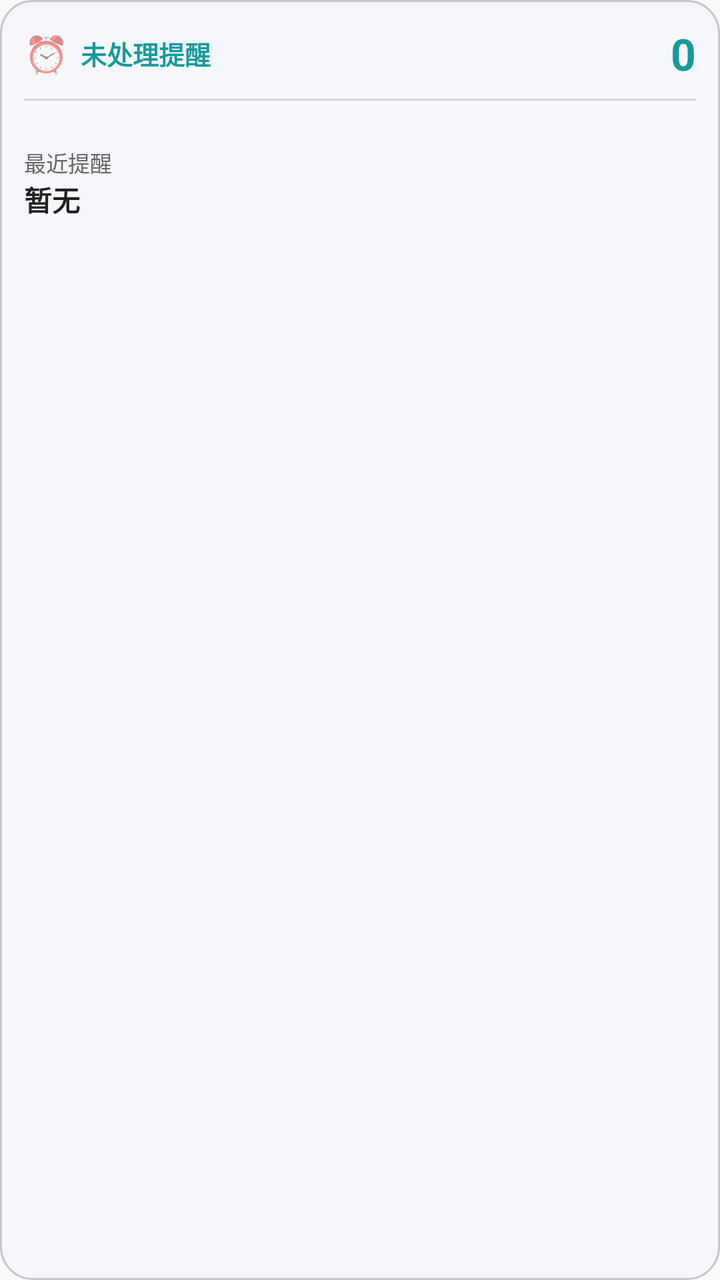
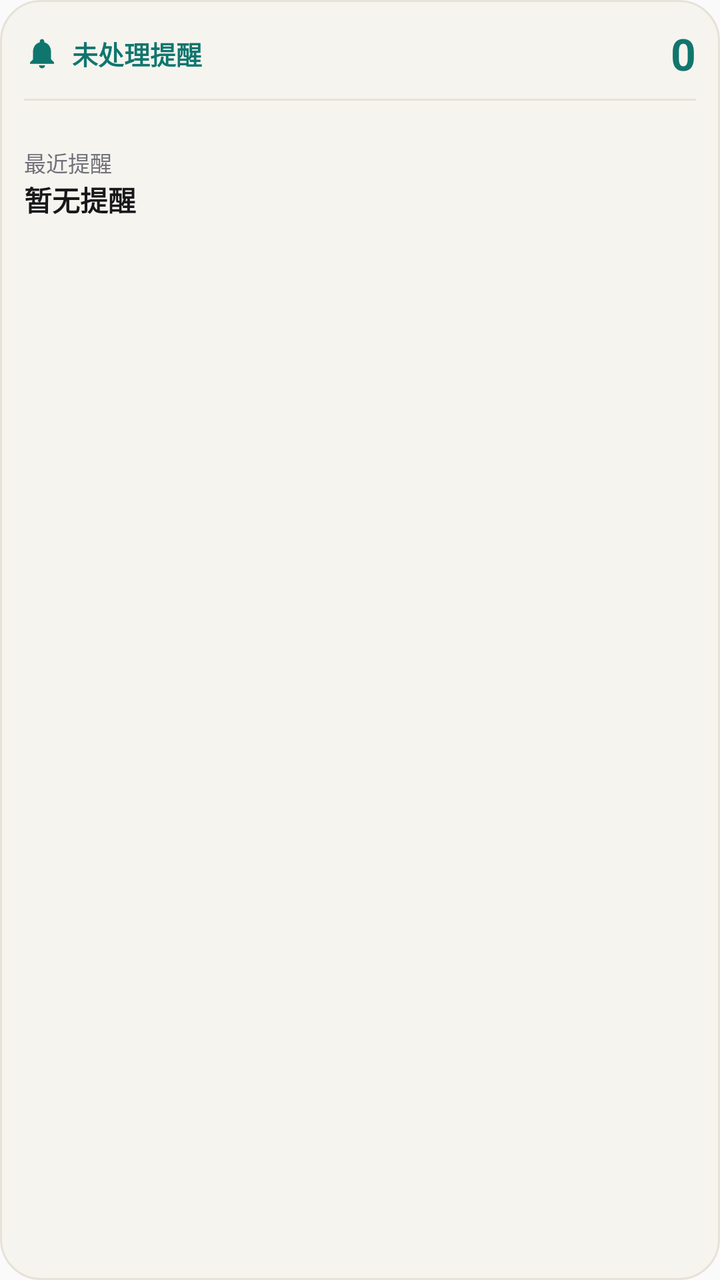

An Android layout rendered at two revisions. The XML below is the earlier revision; the diff shows what the commit changed to produce the second picture.
<!-- AndroidManifest.xml: application theme Theme.ReminderApp -->
<!-- res/layout/widget_reminder.xml -->
<?xml version="1.0" encoding="utf-8"?>
<LinearLayout xmlns:android="http://schemas.android.com/apk/res/android"
    android:layout_width="match_parent"
    android:layout_height="match_parent"
    android:orientation="vertical"
    android:background="@drawable/widget_bg"
    android:padding="12dp">

    <LinearLayout
        android:layout_width="match_parent"
        android:layout_height="wrap_content"
        android:orientation="horizontal"
        android:gravity="center_vertical">

        <TextView
            android:id="@+id/widget_icon"
            android:layout_width="wrap_content"
            android:layout_height="wrap_content"
            android:text="⏰"
            android:textSize="18sp" />

        <TextView
            android:id="@+id/widget_unhandled_title"
            android:layout_width="0dp"
            android:layout_height="wrap_content"
            android:layout_weight="1"
            android:layout_marginStart="6dp"
            android:text="未处理提醒"
            android:textColor="#FF159A9C"
            android:textSize="13sp"
            android:textStyle="bold" />

        <TextView
            android:id="@+id/widget_unhandled_count"
            android:layout_width="wrap_content"
            android:layout_height="wrap_content"
            android:text="0"
            android:textColor="#FF159A9C"
            android:textSize="22sp"
            android:textStyle="bold" />
    </LinearLayout>

    
    <ImageView
        android:layout_width="match_parent"
        android:layout_height="1dp"
        android:layout_marginTop="8dp"
        android:layout_marginBottom="8dp"
        android:background="#22000000"
        android:contentDescription="@null" />

    
    <TextView
        android:id="@+id/widget_lunar"
        android:layout_width="wrap_content"
        android:layout_height="wrap_content"
        android:text=""
        android:textColor="#8A6D3B"
        android:textSize="11sp" />

    <TextView
        android:id="@+id/widget_next_label"
        android:layout_width="wrap_content"
        android:layout_height="wrap_content"
        android:text="最近提醒"
        android:textColor="#666666"
        android:textSize="11sp" />

    <TextView
        android:id="@+id/widget_next_title"
        android:layout_width="match_parent"
        android:layout_height="wrap_content"
        android:maxLines="1"
        android:ellipsize="end"
        android:text="暂无"
        android:textColor="#222222"
        android:textSize="14sp"
        android:textStyle="bold" />

    <LinearLayout
        android:layout_width="match_parent"
        android:layout_height="wrap_content"
        android:orientation="horizontal"
        android:gravity="center_vertical">

        <TextView
            android:id="@+id/widget_next_time"
            android:layout_width="0dp"
            android:layout_height="wrap_content"
            android:layout_weight="1"
            android:text=""
            android:textColor="#888888"
            android:textSize="11sp" />

        
        <TextView
            android:id="@+id/widget_complete_btn"
            android:layout_width="wrap_content"
            android:layout_height="wrap_content"
            android:padding="4dp"
            android:text="✓ 完成"
            android:textColor="#FFFFFF"
            android:textSize="11sp"
            android:textStyle="bold"
            android:background="@drawable/widget_complete_bg"
            android:visibility="gone" />

        
        <TextView
            android:id="@+id/widget_snooze_btn"
            android:layout_width="wrap_content"
            android:layout_height="wrap_content"
            android:layout_marginStart="4dp"
            android:padding="4dp"
            android:text="⏸ 稍后"
            android:textColor="#FFFFFF"
            android:textSize="11sp"
            android:textStyle="bold"
            android:background="@drawable/widget_complete_bg"
            android:visibility="gone" />
    </LinearLayout>

</LinearLayout>
<!-- resources referenced by this layout -->
<resources>
  <!-- drawable widget_bg (drawable) -->
  <?xml version="1.0" encoding="utf-8"?>
  <shape xmlns:android="http://schemas.android.com/apk/res/android"
      android:shape="rectangle">
      <solid android:color="#F5F7FA" />
      <corners android:radius="16dp" />
      <stroke
          android:width="1dp"
          android:color="#33000000" />
  </shape>
  <!-- drawable widget_complete_bg (drawable) -->
  <?xml version="1.0" encoding="utf-8"?>
  <shape xmlns:android="http://schemas.android.com/apk/res/android"
      android:shape="rectangle">
      <solid android:color="#159A9C" />
      <corners android:radius="14dp" />
  </shape>
  <style name="Theme.ReminderApp" parent="android:Theme.Material.Light.NoActionBar">
          <item name="android:statusBarColor">@color/app_background</item>
          <item name="android:navigationBarColor">@color/app_background</item>
          <item name="android:windowLightStatusBar">true</item>
      </style>
  <color name="app_background">#FFF8F8F8</color>
</resources>

<!-- the commit's change to res/layout/widget_reminder.xml (unified diff, before → after) -->
@@ -1,5 +1,6 @@
 <?xml version="1.0" encoding="utf-8"?>
 <LinearLayout xmlns:android="http://schemas.android.com/apk/res/android"
+    android:id="@+id/widget_root"
     android:layout_width="match_parent"
     android:layout_height="match_parent"
     android:orientation="vertical"
@@ -12,12 +13,12 @@
         android:orientation="horizontal"
         android:gravity="center_vertical">
 
-        <TextView
+        <ImageView
             android:id="@+id/widget_icon"
-            android:layout_width="wrap_content"
-            android:layout_height="wrap_content"
-            android:text="⏰"
-            android:textSize="18sp" />
+            android:layout_width="18dp"
+            android:layout_height="18dp"
+            android:src="@drawable/ic_widget_bell"
+            android:contentDescription="@null" />
 
         <TextView
             android:id="@+id/widget_unhandled_title"
@@ -25,8 +26,8 @@
             android:layout_height="wrap_content"
             android:layout_weight="1"
             android:layout_marginStart="6dp"
-            android:text="未处理提醒"
-            android:textColor="#FF159A9C"
+            android:text="@string/widget_unhandled_title"
+            android:textColor="@color/widget_primary"
             android:textSize="13sp"
             android:textStyle="bold" />
 
@@ -35,7 +36,7 @@
             android:layout_width="wrap_content"
             android:layout_height="wrap_content"
             android:text="0"
-            android:textColor="#FF159A9C"
+            android:textColor="@color/widget_primary"
             android:textSize="22sp"
             android:textStyle="bold" />
     </LinearLayout>
@@ -46,7 +47,7 @@
         android:layout_height="1dp"
         android:layout_marginTop="8dp"
         android:layout_marginBottom="8dp"
-        android:background="#22000000"
+        android:background="@color/widget_divider"
         android:contentDescription="@null" />
 
     
@@ -55,15 +56,15 @@
         android:layout_width="wrap_content"
         android:layout_height="wrap_content"
         android:text=""
-        android:textColor="#8A6D3B"
+        android:textColor="@color/widget_lunar_text"
         android:textSize="11sp" />
 
     <TextView
         android:id="@+id/widget_next_label"
         android:layout_width="wrap_content"
         android:layout_height="wrap_content"
-        android:text="最近提醒"
-        android:textColor="#666666"
+        android:text="@string/widget_next_label"
+        android:textColor="@color/widget_text_secondary"
         android:textSize="11sp" />
 
     <TextView
@@ -72,8 +73,8 @@
         android:layout_height="wrap_content"
         android:maxLines="1"
         android:ellipsize="end"
-        android:text="暂无"
-        android:textColor="#222222"
+        android:text="@string/no_reminders"
+        android:textColor="@color/widget_text_primary"
         android:textSize="14sp"
         android:textStyle="bold" />
 
@@ -89,7 +90,7 @@
             android:layout_height="wrap_content"
             android:layout_weight="1"
             android:text=""
-            android:textColor="#888888"
+            android:textColor="@color/widget_text_secondary"
             android:textSize="11sp" />
 
         
@@ -97,9 +98,10 @@
             android:id="@+id/widget_complete_btn"
             android:layout_width="wrap_content"
             android:layout_height="wrap_content"
-            android:padding="4dp"
-            android:text="✓ 完成"
-            android:textColor="#FFFFFF"
+            android:paddingHorizontal="10dp"
+            android:paddingVertical="4dp"
+            android:text="@string/confirm_done"
+            android:textColor="@color/widget_on_primary"
             android:textSize="11sp"
             android:textStyle="bold"
             android:background="@drawable/widget_complete_bg"
@@ -110,13 +112,14 @@
             android:id="@+id/widget_snooze_btn"
             android:layout_width="wrap_content"
             android:layout_height="wrap_content"
-            android:layout_marginStart="4dp"
-            android:padding="4dp"
-            android:text="⏸ 稍后"
-            android:textColor="#FFFFFF"
+            android:layout_marginStart="6dp"
+            android:paddingHorizontal="10dp"
+            android:paddingVertical="4dp"
+            android:text="@string/snooze"
+            android:textColor="@color/widget_snooze_text"
             android:textSize="11sp"
             android:textStyle="bold"
-            android:background="@drawable/widget_complete_bg"
+            android:background="@drawable/widget_snooze_bg"
             android:visibility="gone" />
     </LinearLayout>
 
<!-- resource entries referenced after the edit -->
@@ -1,27 +1,60 @@
 <!-- resources referenced by this layout -->
 <resources>
+  <color name="widget_divider">#FFE7E2D8</color>
+  <color name="widget_lunar_text">#FF0F766E</color>
+  <color name="widget_on_primary">#FFFFFFFF</color>
+  <color name="widget_primary">#FF0F766E</color>
+  <color name="widget_snooze_text">#FF18181B</color>
+  <color name="widget_text_primary">#FF18181B</color>
+  <color name="widget_text_secondary">#FF71717A</color>
+  <!-- drawable ic_widget_bell (drawable) -->
+  <?xml version="1.0" encoding="utf-8"?>
+  <vector xmlns:android="http://schemas.android.com/apk/res/android"
+      android:width="24dp"
+      android:height="24dp"
+      android:viewportWidth="24"
+      android:viewportHeight="24">
+      <path
+          android:fillColor="@color/widget_primary"
+          android:pathData="M12,22c1.1,0 2,-0.9 2,-2h-4c0,1.1 0.9,2 2,2zM18,16v-5c0,-3.07 -1.63,-5.64 -4.5,-6.32V4c0,-0.83 -0.67,-1.5 -1.5,-1.5s-1.5,0.67 -1.5,1.5v0.68C7.64,5.36 6,7.92 6,11v5l-2,2v1h16v-1l-2,-2z" />
+  </vector>
   <!-- drawable widget_bg (drawable) -->
   <?xml version="1.0" encoding="utf-8"?>
   <shape xmlns:android="http://schemas.android.com/apk/res/android"
       android:shape="rectangle">
-      <solid android:color="#F5F7FA" />
-      <corners android:radius="16dp" />
+      <solid android:color="@color/widget_bg" />
+      <corners android:radius="20dp" />
       <stroke
           android:width="1dp"
-          android:color="#33000000" />
+          android:color="@color/widget_stroke" />
   </shape>
   <!-- drawable widget_complete_bg (drawable) -->
   <?xml version="1.0" encoding="utf-8"?>
   <shape xmlns:android="http://schemas.android.com/apk/res/android"
       android:shape="rectangle">
-      <solid android:color="#159A9C" />
-      <corners android:radius="14dp" />
+      <solid android:color="@color/widget_primary" />
+      <corners android:radius="999dp" />
   </shape>
+  <!-- drawable widget_snooze_bg (drawable) -->
+  <?xml version="1.0" encoding="utf-8"?>
+  <shape xmlns:android="http://schemas.android.com/apk/res/android"
+      android:shape="rectangle">
+      <solid android:color="@color/widget_snooze_bg" />
+      <corners android:radius="999dp" />
+  </shape>
+  <string name="confirm_done">确认</string>
+  <string name="no_reminders">暂无提醒</string>
+  <string name="snooze">稍后</string>
+  <string name="widget_next_label">最近提醒</string>
+  <string name="widget_unhandled_title">未处理提醒</string>
   <style name="Theme.ReminderApp" parent="android:Theme.Material.Light.NoActionBar">
           <item name="android:statusBarColor">@color/app_background</item>
           <item name="android:navigationBarColor">@color/app_background</item>
           <item name="android:windowLightStatusBar">true</item>
       </style>
-  <color name="app_background">#FFF8F8F8</color>
+  <color name="widget_bg">#FFF6F4EF</color>
+  <color name="widget_stroke">#FFE7E2D8</color>
+  <color name="widget_snooze_bg">#FFE7E2D8</color>
+  <color name="app_background">#FFF6F4EF</color>
 </resources>
 
